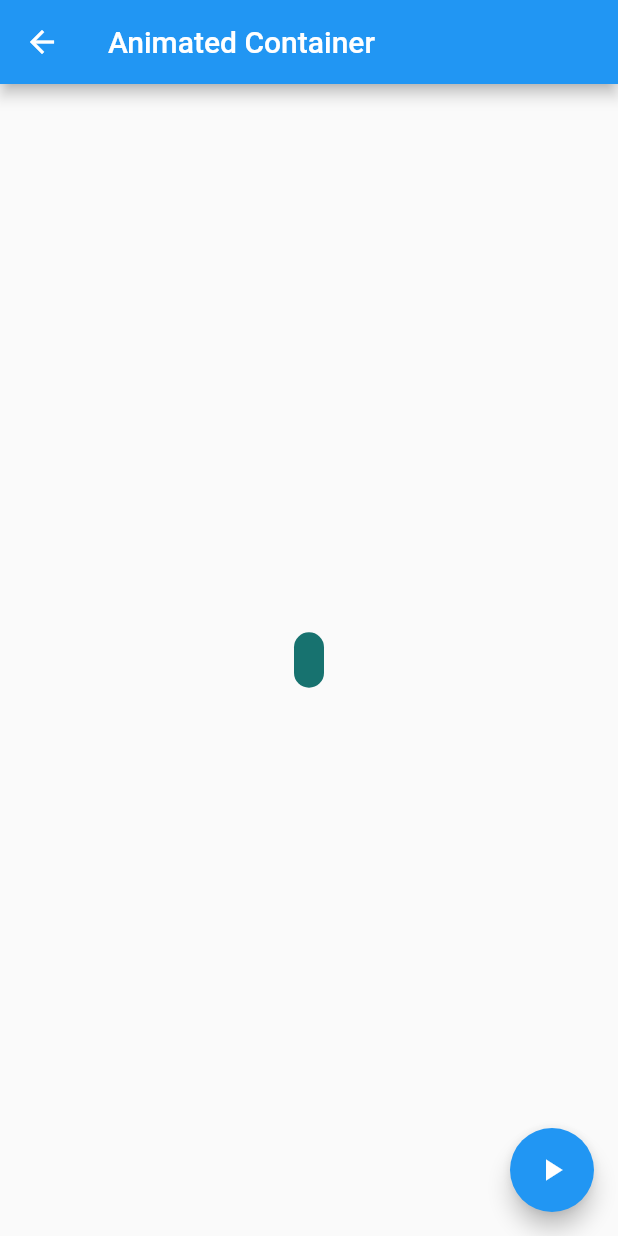
After one commit to knatb/FlutterRoutes-master, a Flutter app: the AnimatedContainerPage screen opened by its route, after a tap on the "play arrow" icon, on a phone screen of 412 x 824 dp. The commit adds this screen. Run offline on Flutter 3.47's test engine with Material 2 defaults, Android fonts, the phone set to English and light mode, and no system bars.

Commit message:
Se agregó container animado e input customizado

```diff
--- /dev/null
+++ b/lib/src/pages/animated_container.dart
@@ -0,0 +1,58 @@
+import 'dart:math';
+
+import 'package:flutter/material.dart';
+
+class AnimatedContainerPage extends StatefulWidget {
+  @override
+  _AnimatedContainerPageState createState() => _AnimatedContainerPageState();
+}
+
+class _AnimatedContainerPageState extends State<AnimatedContainerPage> {
+
+  double _width = 50.0;
+  double _height = 50.0;
+  Color _color = Colors.red;
+
+  BorderRadiusGeometry _borderRadius = BorderRadius.circular(10.0);
+
+
+  @override
+  Widget build(BuildContext context) {
+    return Scaffold(
+
+      appBar: AppBar(
+        title: Text('Animated Container'),
+
+      ),
+      body: Center(
+        child: AnimatedContainer(
+          width: _width,
+          height: _height,
+          decoration: BoxDecoration(borderRadius: _borderRadius, color: _color),
+          duration: Duration(seconds: 1),
+          curve: Curves.fastOutSlowIn,
+        ),
+      ),
+      floatingActionButton: FloatingActionButton(
+        child: Icon(Icons.play_arrow),
+        onPressed: _changeShape,
+              ),
+            );
+          }
+
+    void _changeShape() {
+
+      final random = Random();
+
+      setState(() {
+      _width = random.nextInt(200).toDouble();
+      _height = random.nextInt(200).toDouble();
+      _color = Color.fromRGBO(
+        random.nextInt(255),
+        random.nextInt(255),
+        random.nextInt(255),
+        1);
+      _borderRadius = BorderRadius.circular(random.nextInt(100).toDouble());
+      });
+    }
+}
--- a/lib/src/utils/icono_string_util.dart
+++ b/lib/src/utils/icono_string_util.dart
@@ -4,7 +4,9 @@ final _icons = <String, IconData>{
 
   'add_alert' : Icons.add_alert,
   'accessibility' :Icons.accessibility,
-  'folder_open' : Icons.folder_open
+  'folder_open' : Icons.folder_open,
+  'donut_large': Icons.donut_large,
+  'input': Icons.input
 
 };
 
```
Also changed, not shown: data/menu_opts.json (+15 -0 lines), lib/src/pages/input_animation.dart (added, +110 -0 lines), lib/src/pages/input_page.dart (added, +47 -0 lines), lib/src/routes/routes.dart (+13 -7 lines).
